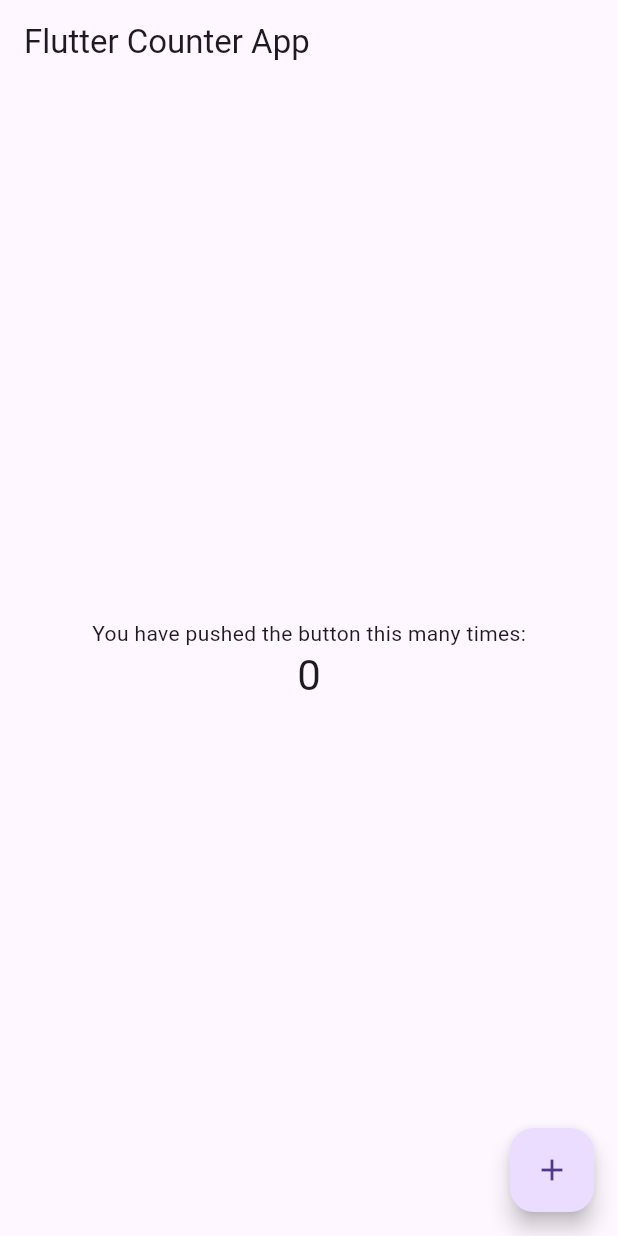
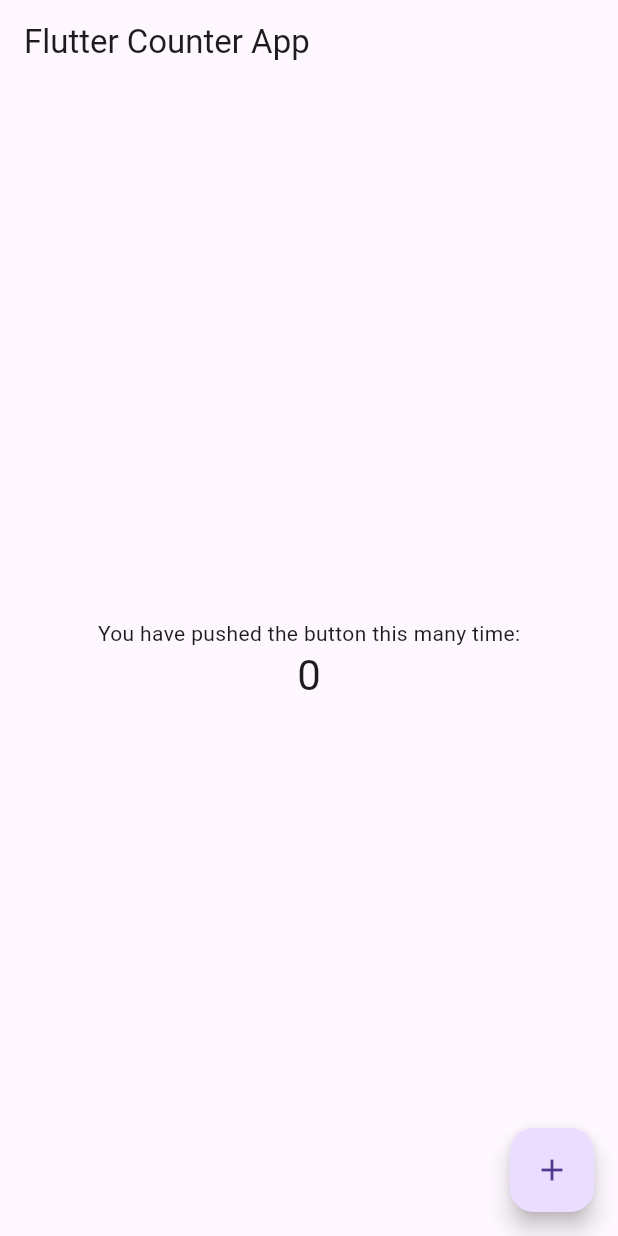
Before and after one commit to abdallahyassein-dev/ci_cd_example, a Flutter app: the screen it shows after launch, on a phone screen of 412 x 824 dp. Run offline on Flutter 3.47's test engine with Material 3 defaults, Android fonts, the phone set to English and light mode, and no system bars.

Commit message:
edit text of the counter

```diff
--- a/lib/main.dart
+++ b/lib/main.dart
@@ -45,7 +45,7 @@ class _MyHomePageState extends State<MyHomePage> {
         child: Column(
           mainAxisAlignment: MainAxisAlignment.center,
           children: <Widget>[
-            const Text('You have pushed the button this many times:'),
+            const Text('You have pushed the button this many time:'),
             Text(
               '$_counter',
               style: Theme.of(context).textTheme.headlineMedium,
```
Also changed, not shown: 1 other file.
